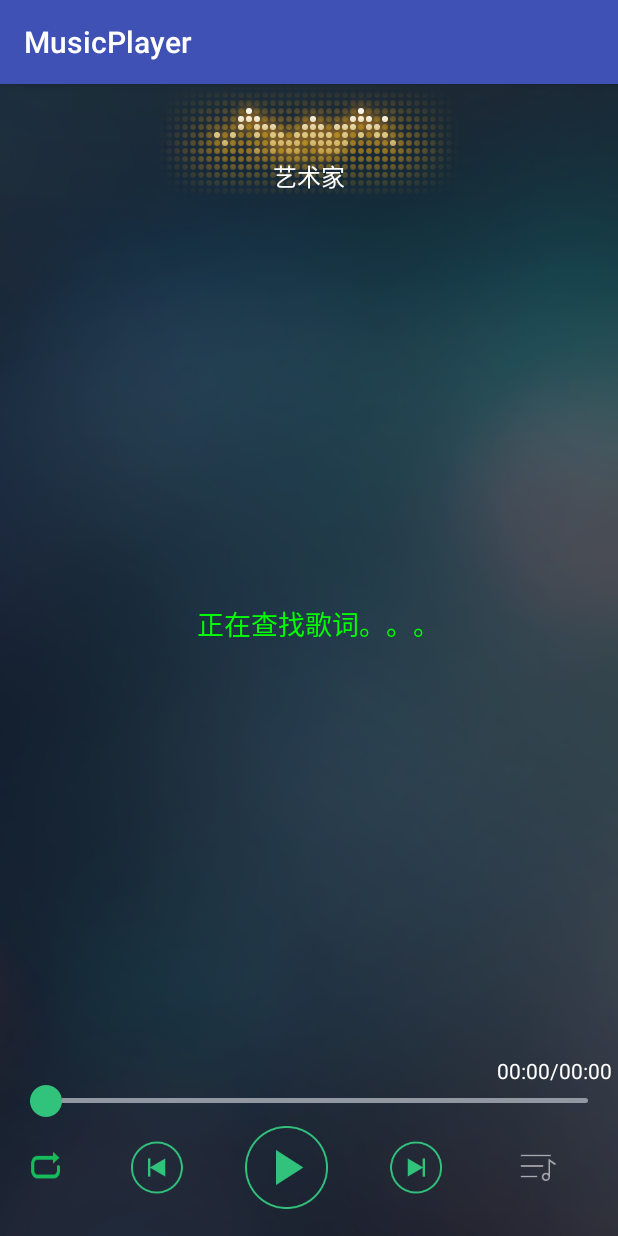
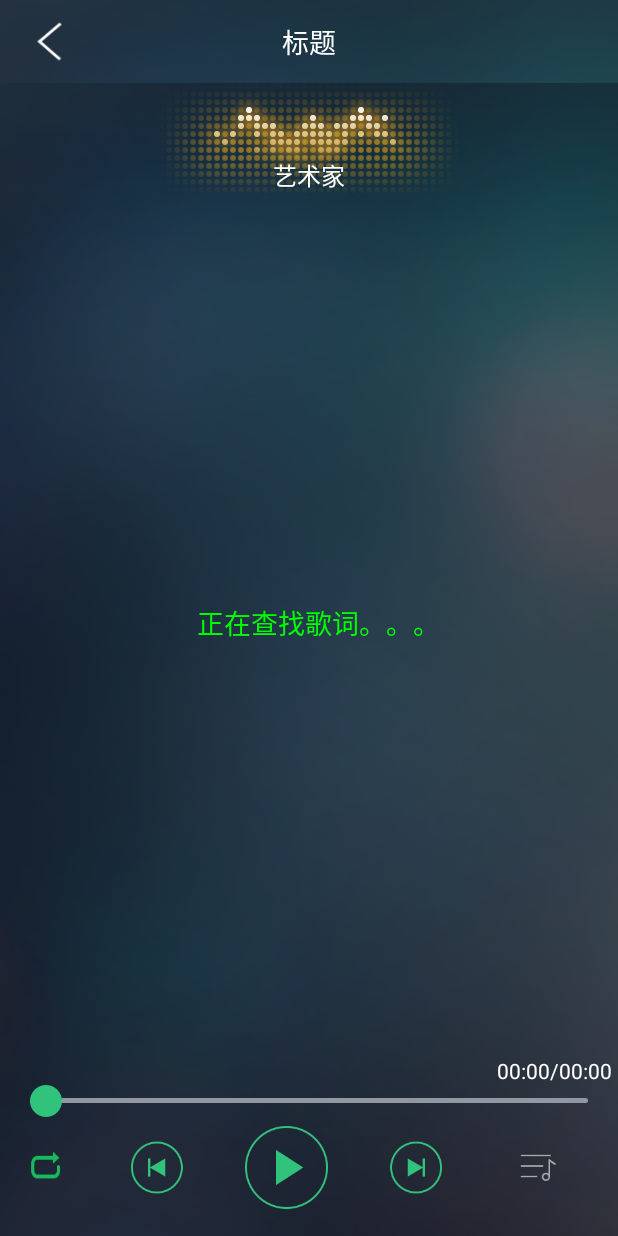
Before and after one commit to aqianglala/MusicPlayer, an Android app: the AudioPlayerActivity screen opened directly, with no data from a screen before it, on a phone screen of 412 x 824 dp. Run offline under Robolectric (Android 15) with nearby library versions, the phone set to English and light mode, and no system bars; libraries missing offline, so code that uses them is left out: com.facebook.drawee, com.zhy.http; 1 statement that could not run was skipped.

Commit message:
第一版完成

```diff
--- a/app/src/main/java/com/example/admin/musicplayer/interfaces/PlayService.java
+++ b/app/src/main/java/com/example/admin/musicplayer/interfaces/PlayService.java
@@ -45,6 +45,10 @@ public interface PlayService {
     /** 获取当前的播放模式 */
     void updateBtnBackground(int resId);
 
+    /** 设置当前是否是通知栏上的播放暂停按钮被点击 */
+    void setIsPlayClick(boolean isPlayClick);
+
+
     /** 获取当前正在播放的音频的JavaBean */
     AudioItem getCurrentAudioItem();
 }
--- a/app/src/main/java/com/example/admin/musicplayer/interfaces/Ui.java
+++ b/app/src/main/java/com/example/admin/musicplayer/interfaces/Ui.java
@@ -12,4 +12,7 @@ public interface Ui {
     /** 播放暂停 */
     void play();
 
+    /** 播放暂停 */
+    void stopPlayBtnBg();
+
 }
--- a/app/src/main/res/layout/activity_audio_player.xml
+++ b/app/src/main/res/layout/activity_audio_player.xml
@@ -5,6 +5,7 @@
     android:orientation="vertical"
     android:background="@drawable/base_bg" >
 
+    <include layout="@layout/title_bar"/>
 
     <FrameLayout
         android:layout_width="wrap_content"
@@ -73,6 +74,7 @@
             android:id="@+id/btn_play_mode"
             android:layout_width="50dp"
             android:layout_height="50dp"
+            android:enabled="false"
             android:background="@drawable/selector_audio_btn_playmode_order"/>
 
         <View style="@style/placeholder"/>
@@ -81,6 +83,7 @@
             android:id="@+id/btn_pre"
             android:layout_width="55dp"
             android:layout_height="55dp"
+            android:enabled="false"
             android:background="@drawable/selector_audio_btn_pre"/>
 
         <View style="@style/placeholder"/>
@@ -89,6 +92,7 @@
             android:id="@+id/btn_play"
             android:layout_width="55dp"
             android:layout_height="55dp"
+            android:enabled="false"
             android:background="@drawable/selector_audio_btn_play"/>
 
         <View style="@style/placeholder"/>
@@ -97,6 +101,7 @@
             android:id="@+id/btn_next"
             android:layout_width="55dp"
             android:layout_height="55dp"
+            android:enabled="false"
             android:background="@drawable/selector_audio_btn_next" />
 
         <View style="@style/placeholder"/>
--- a/app/src/main/res/layout/activity_main.xml
+++ b/app/src/main/res/layout/activity_main.xml
@@ -17,9 +17,8 @@
             android:id="@+id/toolbar"
             android:layout_width="match_parent"
             android:layout_height="?attr/actionBarSize"
-            android:background="?attr/colorPrimary"
+            android:background="@drawable/base_titlebar_bg"
             app:layout_scrollFlags="scroll|enterAlways"
-            app:title="MyMusic Player"
             app:titleTextColor="#ffffff"
             app:popupTheme="@style/AppTheme.PopupOverlay" />
 
@@ -28,7 +27,7 @@
             android:layout_width="match_parent"
             android:layout_height="wrap_content"
             app:tabSelectedTextColor="@color/colorPrimary"
-            app:tabTextColor="#000000"
+            app:tabTextColor="#88000000"
             app:tabIndicatorColor="@color/colorPrimary"
             android:background="#ffffff"
             ></android.support.design.widget.TabLayout>
--- a/app/src/main/res/layout/activity_splash.xml
+++ b/app/src/main/res/layout/activity_splash.xml
@@ -9,7 +9,7 @@
     <ImageView
         android:layout_width="wrap_content"
         android:layout_height="wrap_content"
-        android:background="@drawable/ic_launcher"/>
+        android:background="@drawable/music_default_bg"/>
 
     <TextView
         android:layout_width="wrap_content"
--- a/app/src/main/res/layout/adapter_audio_list.xml
+++ b/app/src/main/res/layout/adapter_audio_list.xml
@@ -9,6 +9,7 @@
     <ImageView
         android:layout_width="wrap_content"
         android:layout_height="wrap_content"
+        android:layout_marginRight="12dp"
         android:background="@drawable/music_default_bg"/>
 
     <LinearLayout
@@ -28,6 +29,7 @@
                 android:layout_height="wrap_content"
                 android:layout_weight="1"
                 android:textSize="18sp"
+                android:textColor="@color/colorPrimary"
                 android:text="标题"/>
 
         </LinearLayout>
@@ -37,6 +39,7 @@
             android:layout_width="wrap_content"
             android:layout_height="wrap_content"
             android:textSize="16sp"
+            android:textColor="@color/colorPrimary"
             android:text="艺术家"/>
 
     </LinearLayout>
--- a/app/src/main/res/layout/framgnet_media_list.xml
+++ b/app/src/main/res/layout/framgnet_media_list.xml
@@ -4,6 +4,5 @@
     android:layout_width="match_parent"
     android:layout_height="match_parent"
     android:cacheColorHint="@null"
-    android:divider="@color/trans_white"
     android:dividerHeight="1dp"
     android:listSelector="@android:color/transparent"/>
--- a/app/src/main/res/layout/notification.xml
+++ b/app/src/main/res/layout/notification.xml
@@ -11,7 +11,7 @@
     <ImageView
         android:layout_width="50dp"
         android:layout_height="50dp"
-        android:background="@drawable/icon"/>
+        android:background="@drawable/music_default_bg"/>
 
     <LinearLayout
         android:layout_width="0dp"
@@ -48,12 +48,12 @@
         android:layout_height="30dp"
         android:background="@drawable/icon_notification_pre"/>
 
-    <ImageButton
+    <ImageView
         android:id="@+id/btn_play"
         android:layout_width="30dp"
         android:layout_height="30dp"
         android:layout_marginLeft="16dp"
-        android:background="@drawable/btn_audio_pause_normal"/>
+        />
 
     <Button
         android:id="@+id/btn_next"
--- /dev/null
+++ b/app/src/main/res/layout/title_bar.xml
@@ -0,0 +1,22 @@
+<?xml version="1.0" encoding="utf-8"?>
+<RelativeLayout xmlns:android="http://schemas.android.com/apk/res/android"
+    android:layout_width="match_parent"
+    android:layout_height="@dimen/title_bar_height"
+    android:background="@drawable/base_titlebar_bg">
+
+	<Button
+	    android:id="@+id/btn_back"
+	    android:layout_width="wrap_content"
+	    android:layout_height="wrap_content"
+	    android:background="@drawable/selector_btn_back"/>
+
+	<TextView
+	    android:id="@id/tv_title"
+	    android:layout_width="wrap_content"
+	    android:layout_height="wrap_content"
+	    android:layout_centerInParent="true"
+	    android:textColor="@android:color/white"
+	    android:textSize="18sp"
+	    android:text="标题"/>
+
+</RelativeLayout>
--- a/app/src/main/res/values/colors.xml
+++ b/app/src/main/res/values/colors.xml
@@ -1,10 +1,11 @@
 <?xml version="1.0" encoding="utf-8"?>
 <resources>
-    <color name="colorPrimary">#3F51B5</color>
-    <color name="colorPrimaryDark">#303F9F</color>
+    <color name="colorPrimary">#1B2E3E</color>
+    <color name="colorPrimaryDark">#0B2F9F</color>
     <color name="colorAccent">#FF4081</color>
 
     <color name="green">#5CB292</color>
+    <color name="font_black">#000000</color>
     <color name="trans_green">#885CB292</color>
     <color name="trans_white">#88FFFFFF</color>
     <color name="trans_white2">#33FFFFFF</color>
--- a/app/src/main/res/values/dimens.xml
+++ b/app/src/main/res/values/dimens.xml
@@ -2,7 +2,7 @@
     <!-- Default screen margins, per the Android Design guidelines. -->
     <dimen name="activity_horizontal_margin">16dp</dimen>
     <dimen name="activity_vertical_margin">16dp</dimen>
-
+    <dimen name="title_bar_height">55dp</dimen>
     <dimen name="default_lyric_size">15sp</dimen>
     <dimen name="highlight_lyric_size">18sp</dimen>
 </resources>
--- a/app/src/main/res/values/strings.xml
+++ b/app/src/main/res/values/strings.xml
@@ -1,4 +1,4 @@
 <resources>
-    <string name="app_name">MusicPlayer</string>
+    <string name="app_name">小嘉音乐</string>
     <string name="menu_search">search</string>
 </resources>
```
Also changed, not shown: app/src/main/AndroidManifest.xml (+8 -5 lines), app/src/main/java/com/example/admin/musicplayer/activity/AudioPlayerActivity.java (+29 -4 lines), app/src/main/java/com/example/admin/musicplayer/activity/MainActivity.java (+18 -15 lines), app/src/main/java/com/example/admin/musicplayer/fragment/HotFragment.java (+28 -5 lines), app/src/main/java/com/example/admin/musicplayer/service/AudioPlayService.java (+33 -14 lines), app/src/main/res/layout/fragment_hot.xml (+9 -2 lines).
